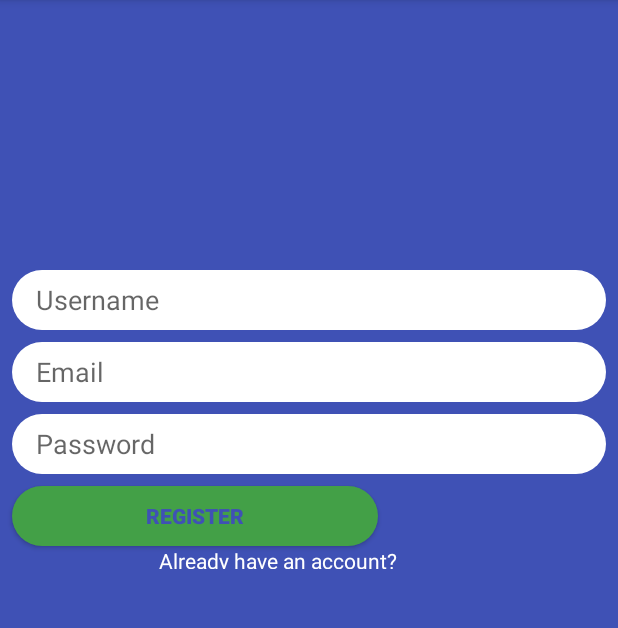
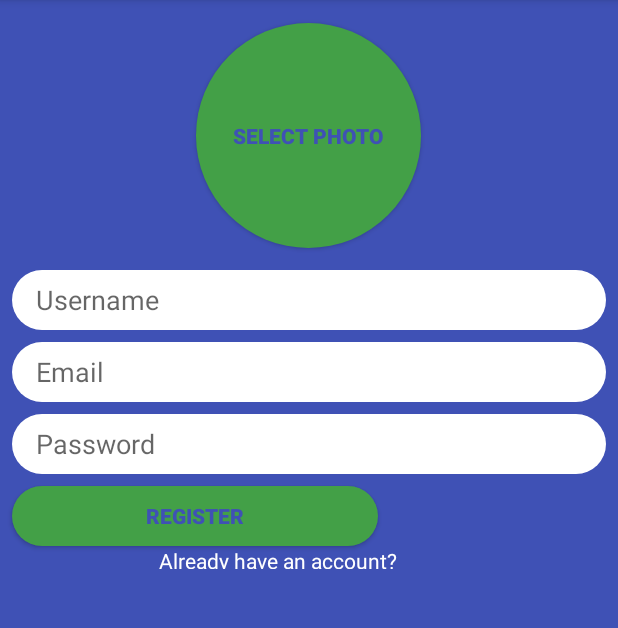
Before and after one commit to LFDanFar/Messaging-Please, an Android app: the screen it shows after launch (MainActivity before the commit, RegisterActivity after it), on a phone screen of 412 x 824 dp, the part 84-712 px from its top. Run offline under Robolectric (Android 15) with nearby library versions, the phone set to English and light mode, and no system bars; our stand-ins replace CircleImageView, Firebase (no records; nobody signed in at launch, a user with empty details on screens opened directly).

Commit message:
Profile Image and Firebase Database

```diff
--- a/app/build.gradle
+++ b/app/build.gradle
@@ -33,6 +33,11 @@ dependencies {
 
     implementation 'com.google.firebase:firebase-core:16.0.9'   //Firebase
     implementation 'com.google.firebase:firebase-auth:17.0.0'
+
+    implementation 'com.google.firebase:firebase-storage:17.0.0'    //More Firebase, but for storage
+    implementation 'com.google.firebase:firebase-database:17.0.0'
+
+    implementation 'de.hdodenhof:circleimageview:3.0.0' //Make the user image round
 }
 
 apply plugin: 'com.google.gms.google-services' //Firebase
--- a/app/src/main/AndroidManifest.xml
+++ b/app/src/main/AndroidManifest.xml
@@ -9,7 +9,7 @@
             android:roundIcon="@mipmap/ic_launcher_round"
             android:supportsRtl="true"
             android:theme="@style/AppTheme">
-        <activity android:name=".MainActivity">
+        <activity android:name=".RegisterActivity">
             <intent-filter>
                 <action android:name="android.intent.action.MAIN"/>
 
--- a/app/src/main/java/com/example/messagesinkotlin/LoginActivity.kt
+++ b/app/src/main/java/com/example/messagesinkotlin/LoginActivity.kt
@@ -2,12 +2,11 @@ package com.example.messagesinkotlin
 
 import android.content.Intent
 import android.os.Bundle
-import android.os.PersistableBundle
 import android.support.v7.app.AppCompatActivity
 import android.util.Log
 import com.google.firebase.auth.FirebaseAuth
 import kotlinx.android.synthetic.main.activity_login.*
-import kotlinx.android.synthetic.main.activity_main.*
+import kotlinx.android.synthetic.main.activity_register.*
 
 class LoginActivity: AppCompatActivity() {
     override fun onCreate(savedInstanceState: Bundle?) {
@@ -31,7 +30,7 @@ class LoginActivity: AppCompatActivity() {
             Log.d("LoginActivity", "Try to show main activity")
 
             //Launch login activity
-            val intent = Intent(this, MainActivity::class.java)
+            val intent = Intent(this, RegisterActivity::class.java)
             startActivity(intent)
         }
     }
--- a/app/src/main/java/com/example/messagesinkotlin/MainActivity.kt
+++ /dev/null
@@ -1,61 +0,0 @@
-package com.example.messagesinkotlin
-
-import android.content.Intent
-import android.support.v7.app.AppCompatActivity
-import android.os.Bundle
-import android.util.Log
-import android.widget.Toast
-import com.google.firebase.auth.FirebaseAuth
-import kotlinx.android.synthetic.main.activity_main.*
-
-class MainActivity : AppCompatActivity() {
-
-    override fun onCreate(savedInstanceState: Bundle?) {
-        super.onCreate(savedInstanceState)
-        setContentView(R.layout.activity_main)
-
-        //Make button do stuff
-        registerButton.setOnClickListener{
-            registerUser()  //Reformatted my code
-        }
-
-        //User has account
-        existingAccountTextView.setOnClickListener{
-            Log.d("MainActivity", "Try to show login activity")
-
-            //Launch login activity
-            val intent = Intent(this, LoginActivity::class.java)
-            startActivity(intent)
-        }
-    }
-
-    //Reformatted for cleanliness
-    private fun registerUser() {
-        //Easier accessing of textboxes on login screen
-        val email = emailEditText.text.toString();
-        val username = usernameEditText.text.toString();
-        val password = passwordEditText.text.toString();
-
-        if (email.isEmpty() || password.isEmpty()){ //Requires password & email
-            Toast.makeText(this, "Please enter text in fields", Toast.LENGTH_SHORT).show()
-            return
-        }
-
-        Log.d("MainActivity", "Email is: " + email)
-        Log.d("MainActivity", "Password: $password")   //$ does string format
-
-        //Firebase goes here
-        FirebaseAuth.getInstance().createUserWithEmailAndPassword(email, password)
-            .addOnCompleteListener{
-                if(!it.isSuccessful)    //Unsuccessful
-                    return@addOnCompleteListener
-
-                //Successful
-                Log.d("Main", "Successfully created user with uid: ${it.result?.user?.uid}")
-            }
-            .addOnFailureListener{
-                Log.d("Main", "Failed to create user: ${it.message}")   //Gives better message when user is not made
-                Toast.makeText(this, "Failed to create user: ${it.message}", Toast.LENGTH_SHORT).show()
-            }
-    }
-}
--- /dev/null
+++ b/app/src/main/res/drawable/circular_photo_select_button.xml
@@ -0,0 +1,6 @@
+<?xml version="1.0" encoding="utf-8"?>
+<shape xmlns:android="http://schemas.android.com/apk/res/android">
+
+    <solid android:color="#43A047"/>
+    <corners android:radius="75dp"/>
+</shape>
--- a/app/src/main/res/layout/activity_main.xml
+++ b/app/src/main/res/layout/activity_register.xml
@@ -5,7 +5,7 @@
         xmlns:app="http://schemas.android.com/apk/res-auto"
         android:layout_width="match_parent"
         android:layout_height="match_parent"
-        tools:context=".MainActivity" android:background="#A09898" android:backgroundTint="#3F51B5"
+        tools:context=".RegisterActivity" android:background="#A09898" android:backgroundTint="#3F51B5"
         android:clickable="true">
     <EditText
             android:layout_width="0dp"
@@ -26,8 +26,10 @@
             android:ems="10"
             android:paddingLeft="16dp"
             android:id="@+id/passwordEditText"
-            android:background="@drawable/rounded_text"             app:layout_constraintStart_toStartOf="@+id/emailEditText"
-            app:layout_constraintEnd_toEndOf="@+id/emailEditText" app:layout_constraintHorizontal_bias="1.0"
+            android:background="@drawable/rounded_text"
+            app:layout_constraintStart_toStartOf="@+id/emailEditText"
+            app:layout_constraintEnd_toEndOf="@+id/emailEditText"
+            app:layout_constraintHorizontal_bias="1.0"
             android:hint="Password" android:layout_marginTop="8dp"
             app:layout_constraintTop_toBottomOf="@+id/emailEditText"/>
     <EditText
@@ -46,7 +48,7 @@
             android:text="Register"
             android:layout_width="244dp"
             android:layout_height="40dp"
-            android:id="@+id/registerButton" app:layout_constraintStart_toStartOf="@+id/passwordEditText"
+            android:id="@+id/registerUserButton" app:layout_constraintStart_toStartOf="@+id/passwordEditText"
             android:layout_marginTop="8dp"
             app:layout_constraintTop_toBottomOf="@+id/passwordEditText"
             android:background="@drawable/rounded_buttons"
@@ -60,5 +62,31 @@
             android:textColor="@android:color/white"
             android:id="@+id/existingAccountTextView" app:layout_constraintStart_toStartOf="@+id/passwordEditText"
             app:layout_constraintEnd_toEndOf="@+id/passwordEditText"
-            app:layout_constraintTop_toBottomOf="@+id/registerButton"/>
+            app:layout_constraintTop_toBottomOf="@+id/registerUserButton"/>
+    <Button
+            android:text="Select Photo"
+            android:layout_width="150dp"
+            android:layout_height="150dp"
+            android:id="@+id/selectPhotoButton" app:layout_constraintStart_toStartOf="parent"
+            android:layout_marginStart="8dp"
+            app:layout_constraintEnd_toEndOf="parent"
+            android:layout_marginEnd="8dp"
+            android:textColor="#3F51B5"
+            android:textStyle="bold"
+            android:layout_marginTop="8dp"
+            app:layout_constraintTop_toTopOf="parent"
+            app:layout_constraintHorizontal_bias="0.498"
+            android:layout_marginBottom="8dp"
+            app:layout_constraintBottom_toTopOf="@+id/usernameEditText"
+            android:background="@drawable/circular_photo_select_button"
+    />
+
+    <de.hdodenhof.circleimageview.CircleImageView
+            android:layout_width="150dp"
+            android:layout_height="150dp"
+            app:civ_border_width="4dp"
+            app:layout_constraintEnd_toEndOf="@+id/selectPhotoButton"
+            app:layout_constraintStart_toStartOf="@+id/selectPhotoButton"
+            app:layout_constraintBottom_toBottomOf="@+id/selectPhotoButton"
+            app:layout_constraintTop_toTopOf="@+id/selectPhotoButton" android:id="@+id/selectPhotoImageView"/>
 </android.support.constraint.ConstraintLayout>
```
Also changed, not shown: app/src/main/java/com/example/messagesinkotlin/RegisterActivity.kt (added, +134 -0 lines).
